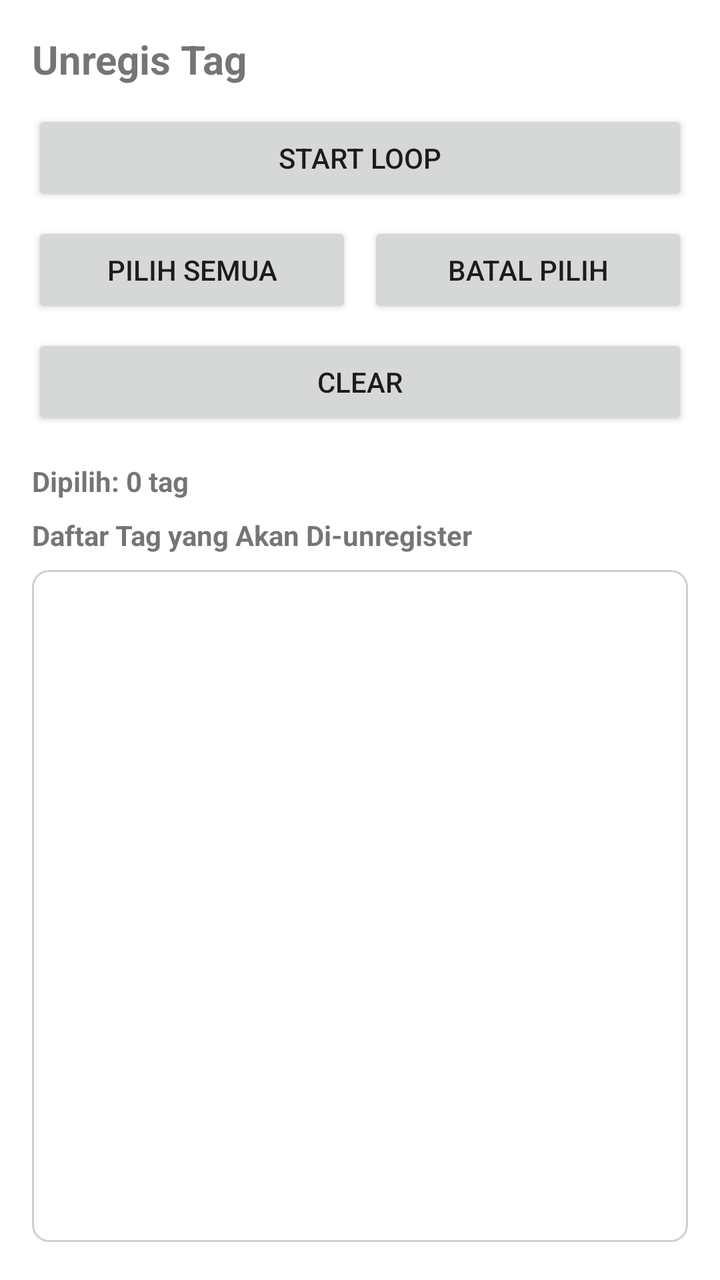
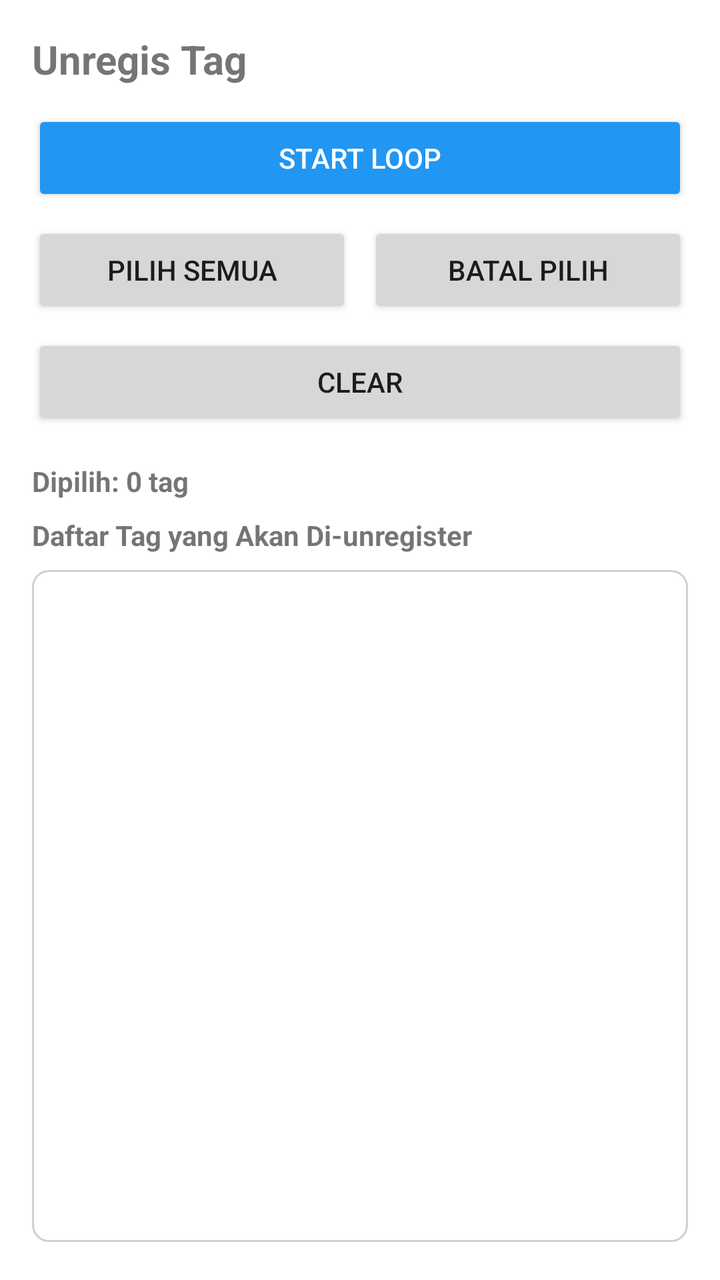

Before-and-after screenshots of an Android layout around one commit, followed by the original layout XML and the change that was made.
<!-- AndroidManifest.xml: application theme Theme.Newrfid -->
<!-- res/layout/fragment_unregis.xml -->
<?xml version="1.0" encoding="utf-8"?>
<androidx.core.widget.NestedScrollView xmlns:android="http://schemas.android.com/apk/res/android"
    android:layout_width="match_parent"
    android:layout_height="match_parent"
    android:fillViewport="true"
    android:background="@android:color/white">

    <LinearLayout
        android:layout_width="match_parent"
        android:layout_height="wrap_content"
        android:orientation="vertical"
        android:padding="16dp">

        <TextView
            android:id="@+id/tvTitleUnreg"
            android:layout_width="match_parent"
            android:layout_height="wrap_content"
            android:text="Unregis Tag"
            android:textSize="20sp"
            android:textStyle="bold" />

        <Button
            android:id="@+id/btnLoopUnreg"
            android:layout_width="match_parent"
            android:layout_height="wrap_content"
            android:layout_marginTop="12dp"
            android:text="Start Loop" />

        <LinearLayout
            android:layout_width="match_parent"
            android:layout_height="wrap_content"
            android:layout_marginTop="8dp"
            android:orientation="horizontal">

            <Button
                android:id="@+id/btnCheckAllUnreg"
                android:layout_width="0dp"
                android:layout_height="wrap_content"
                android:layout_weight="1"
                android:text="Pilih Semua" />

            <Space
                android:layout_width="8dp"
                android:layout_height="wrap_content" />

            <Button
                android:id="@+id/btnUncheckAllUnreg"
                android:layout_width="0dp"
                android:layout_height="wrap_content"
                android:layout_weight="1"
                android:text="Batal Pilih" />
        </LinearLayout>

        <Button
            android:id="@+id/btnClearUnreg"
            android:layout_width="match_parent"
            android:layout_height="wrap_content"
            android:layout_marginTop="8dp"
            android:text="Clear" />

        <TextView
            android:id="@+id/tvUnregCount"
            android:layout_width="match_parent"
            android:layout_height="wrap_content"
            android:layout_marginTop="16dp"
            android:text="Dipilih: 0 tag"
            android:textStyle="bold" />

        <TextView
            android:id="@+id/tvListLabelUnreg"
            android:layout_width="match_parent"
            android:layout_height="wrap_content"
            android:layout_marginTop="8dp"
            android:text="Daftar Tag yang Akan Di-unregister"
            android:textStyle="bold" />

        <LinearLayout
            android:layout_width="match_parent"
            android:layout_height="wrap_content"
            android:layout_marginTop="8dp"
            android:orientation="vertical"
            android:background="@drawable/bg_box_border"
            android:padding="8dp">

            <androidx.recyclerview.widget.RecyclerView
                android:id="@+id/rvUnregItems"
                android:layout_width="match_parent"
                android:layout_height="320dp" />
        </LinearLayout>

        <Button
            android:id="@+id/btnSubmitUnreg"
            android:layout_width="match_parent"
            android:layout_height="wrap_content"
            android:layout_marginTop="16dp"
            android:text="Unregister Tag Terpilih" />

    </LinearLayout>
</androidx.core.widget.NestedScrollView>
<!-- resources referenced by this layout -->
<resources>
  <!-- drawable bg_box_border (drawable) -->
  <?xml version="1.0" encoding="utf-8"?>
  <shape xmlns:android="http://schemas.android.com/apk/res/android">
      <solid android:color="#FFFFFF" />
      <stroke
          android:width="1dp"
          android:color="#D0D0D0" />
      <corners android:radius="8dp" />
  </shape>
  <style name="Theme.Newrfid" parent="Theme.MaterialComponents.Light.NoActionBar">
          <item name="android:windowBackground">@android:color/white</item>
          <item name="colorSurface">@android:color/white</item>
          <item name="colorOnSurface">@android:color/black</item>
  
          <item name="colorPrimary">#2196F3</item>
          <item name="colorPrimaryVariant">#1976D2</item>
          <item name="colorOnPrimary">@android:color/white</item>
  
          <item name="android:statusBarColor">@android:color/white</item>
          <item name="android:windowLightStatusBar">true</item>
      </style>
</resources>

<!-- the commit's change to res/layout/fragment_unregis.xml (unified diff, before → after) -->
@@ -24,7 +24,9 @@
             android:layout_width="match_parent"
             android:layout_height="wrap_content"
             android:layout_marginTop="12dp"
-            android:text="Start Loop" />
+            android:text="Start Loop"
+            android:textColor="@android:color/white"
+            android:backgroundTint="@color/blue_500" />
 
         <LinearLayout
             android:layout_width="match_parent"
<!-- resource entries referenced after the edit -->
@@ -1,5 +1,6 @@
 <!-- resources referenced by this layout -->
 <resources>
+  <color name="blue_500">#2196F3</color>
   <!-- drawable bg_box_border (drawable) -->
   <?xml version="1.0" encoding="utf-8"?>
   <shape xmlns:android="http://schemas.android.com/apk/res/android">
